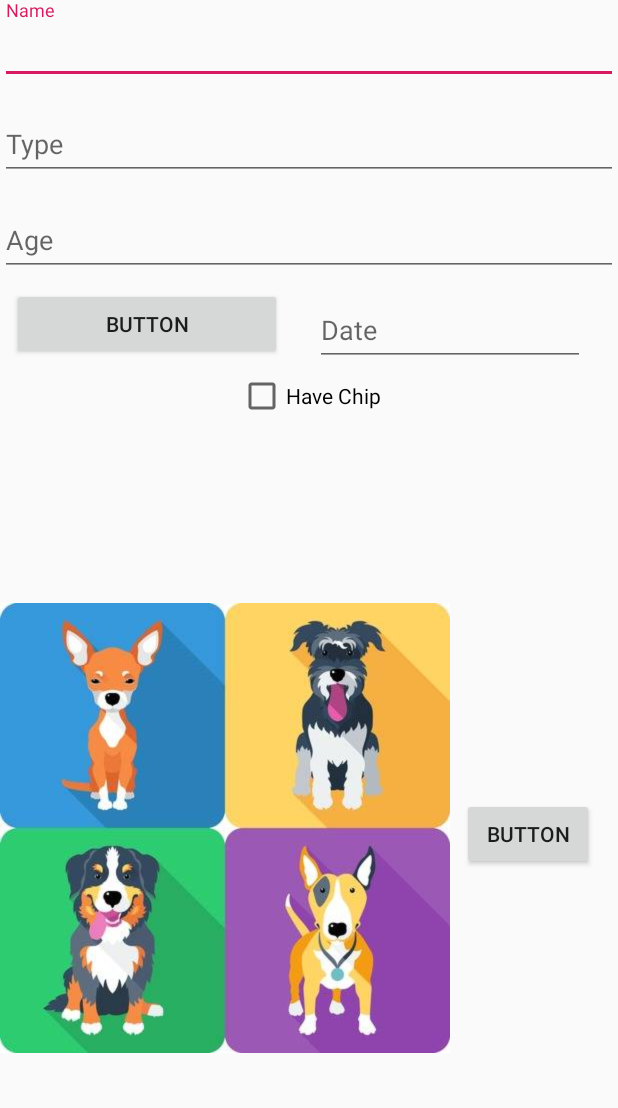
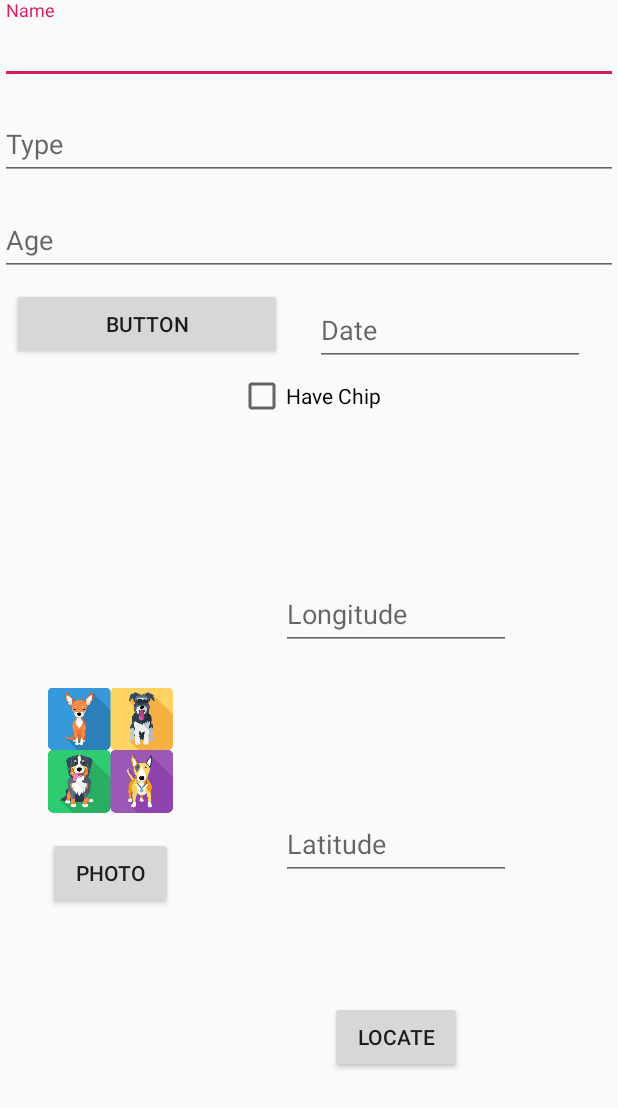
Before and after one commit to garcajuDev/itAcademy-Android_db_room_recyclerView_maps, an Android app: the layout activity_add_animal.xml on its own in the app's theme, with its tools: preview values and no code run, on a phone screen of 412 x 824 dp. Shown: the top 1108 px of the screen. Run offline under Robolectric (Android 15) with nearby library versions, the phone set to English and light mode, and no system bars.

Commit message:
Upload 3 - LastKnown Location in AddAnimalActivity

```diff
--- a/app/src/main/java/com/itacademy/juangarcia/database_animal/View/AddAnimalActivity.java
+++ b/app/src/main/java/com/itacademy/juangarcia/database_animal/View/AddAnimalActivity.java
@@ -1,13 +1,18 @@
 package com.itacademy.juangarcia.database_animal.View;
 
+import android.Manifest;
 import android.app.DatePickerDialog;
 import android.arch.lifecycle.ViewModelProviders;
 import android.content.Intent;;
+import android.content.pm.PackageManager;
 import android.graphics.Bitmap;
 import android.graphics.BitmapFactory;
+import android.location.Location;
 import android.provider.MediaStore;
 import android.support.annotation.NonNull;
 import android.support.annotation.Nullable;
+import android.support.v4.app.ActivityCompat;
+import android.support.v4.content.ContextCompat;
 import android.support.v7.app.AppCompatActivity;
 import android.os.Bundle;
 import android.util.Base64;
@@ -31,6 +36,7 @@ import com.itacademy.juangarcia.database_animal.R;
 import com.itacademy.juangarcia.database_animal.ViewModel.AnimalViewModel;
 
 import java.io.ByteArrayOutputStream;
+import java.security.SecurityPermission;
 import java.util.Calendar;
 import java.util.Objects;;
 
@@ -42,7 +48,8 @@ public class AddAnimalActivity extends AppCompatActivity
     final int CAMERA = 1;
     String photo = "Placeholder String";
     AnimalViewModel animalViewModel;
-    TextView textViewName, textViewType, textViewAge, textViewDate;
+    TextView textViewName, textViewType, textViewAge, textViewDate,
+            textViewLat, textViewLon;
     CheckBox checkBoxChip;
     ImageView imageViewPhoto;
     final Calendar calendar = Calendar.getInstance();
@@ -60,6 +67,8 @@ public class AddAnimalActivity extends AppCompatActivity
         textViewDate = findViewById(R.id.txtDate);
         imageViewPhoto = findViewById(R.id.imgPhoto);
         checkBoxChip = findViewById(R.id.chkboxChip);
+        textViewLat = findViewById(R.id.txtLat);
+        textViewLon = findViewById(R.id.txtLon);
 
         Log.i(TAG, "onCreate: Building the GoogleApiClient");
         mGoogleApiClient = new GoogleApiClient.Builder(this)
@@ -118,6 +127,14 @@ public class AddAnimalActivity extends AppCompatActivity
     @Override
     public void onConnected(@Nullable Bundle bundle) {
         Log.i(TAG, "onConnected: Play services onConnected called");
+
+        int permCheck = ContextCompat.checkSelfPermission(this,
+                Manifest.permission.ACCESS_FINE_LOCATION);
+
+        if (permCheck != PackageManager.PERMISSION_GRANTED) {
+            ActivityCompat.requestPermissions(this,
+                    new String[]{Manifest.permission.ACCESS_FINE_LOCATION}, 1);
+        }
     }
 
     @Override
@@ -130,6 +147,32 @@ public class AddAnimalActivity extends AppCompatActivity
     public void onConnectionFailed(@NonNull ConnectionResult connectionResult) {
         Log.d(TAG, "onConnectionFailed: Connection failed: ConnectionResult.getErrorCode = " +
                 connectionResult.getErrorCode());
+    }
+
+    @Override
+    public void onRequestPermissionsResult(int requestCode, @NonNull String[] permissions, @NonNull int[] grantResults) {
+        if (requestCode == 1) {
+            if (grantResults.length > 0 && grantResults[0] == PackageManager.PERMISSION_GRANTED) {
+            }
+        }
+    }
+
+    private Location getLocation() {
+        try {
+            Location location = LocationServices.FusedLocationApi.getLastLocation(mGoogleApiClient);
+            setLocationFields(location);
+            return location;
+        }catch (SecurityException e){
+            return null;
+        }
+    }
+
+    public void setLocationFields(Location location){
+        Log.d(TAG, "Updating location fields");
+        if (location != null){
+            textViewLat.setText(String.format("%f", location.getLatitude()));
+            textViewLon.setText(String.format("%f", location.getLongitude()));
+        }
     }
 
     //fill the views values with the animal properties to update
@@ -298,4 +341,8 @@ public class AddAnimalActivity extends AppCompatActivity
         byte[] imageAsBytes = Base64.decode(txtphoto.getBytes(), Base64.DEFAULT);
         return BitmapFactory.decodeByteArray(imageAsBytes, 0, imageAsBytes.length);
     }
+
+    public void onLocation(View view) {
+        getLocation();
+    }
 }
--- a/app/src/main/res/layout/activity_add_animal.xml
+++ b/app/src/main/res/layout/activity_add_animal.xml
@@ -71,10 +71,10 @@
         android:layout_height="wrap_content"
         android:layout_marginStart="8dp"
         android:layout_marginTop="8dp"
+        android:onClick="pickDate"
         android:text="Button"
         app:layout_constraintStart_toStartOf="parent"
-        app:layout_constraintTop_toBottomOf="@+id/txtinAge"
-        android:onClick="pickDate"/>
+        app:layout_constraintTop_toBottomOf="@+id/txtinAge" />
 
     <CheckBox
         android:id="@+id/chkboxChip"
@@ -89,29 +89,83 @@
     <ImageView
         android:id="@+id/imgPhoto"
         android:layout_width="0dp"
-        android:layout_height="0dp"
-        android:layout_marginTop="8dp"
-        android:layout_marginEnd="8dp"
-        android:layout_marginBottom="8dp"
-        app:layout_constraintBottom_toBottomOf="parent"
-        app:layout_constraintEnd_toStartOf="@+id/btnCamera"
-        app:layout_constraintStart_toStartOf="parent"
-        app:layout_constraintTop_toBottomOf="@+id/chkboxChip"
-        app:layout_constraintVertical_bias="0.0"
+        android:layout_height="100dp"
+        android:adjustViewBounds="true"
+        app:layout_constraintBottom_toTopOf="@+id/btnCamera"
+        app:layout_constraintEnd_toEndOf="@+id/btnCamera"
+        app:layout_constraintHorizontal_bias="0.5"
+        app:layout_constraintStart_toStartOf="@+id/btnCamera"
+        app:layout_constraintTop_toBottomOf="@+id/btnDate"
+        app:layout_constraintVertical_chainStyle="packed"
         app:srcCompat="@drawable/placeholder" />
 
     <Button
         android:id="@+id/btnCamera"
+        android:layout_width="83dp"
+        android:layout_height="wrap_content"
+        android:layout_marginStart="32dp"
+        android:layout_marginTop="8dp"
+        android:layout_marginBottom="8dp"
+        android:onClick="doPhoto"
+        android:text="Photo"
+        app:layout_constraintBottom_toBottomOf="parent"
+        app:layout_constraintStart_toStartOf="parent"
+        app:layout_constraintTop_toBottomOf="@+id/imgPhoto" />
+
+    <android.support.design.widget.TextInputLayout
+        android:id="@+id/txtinLon"
+        android:layout_width="153dp"
+        android:layout_height="wrap_content"
+        android:layout_marginStart="8dp"
+        android:layout_marginTop="8dp"
+        android:layout_marginEnd="8dp"
+        android:layout_marginBottom="8dp"
+        app:layout_constraintBottom_toTopOf="@+id/txtinLat"
+        app:layout_constraintEnd_toEndOf="parent"
+        app:layout_constraintStart_toEndOf="@+id/imgPhoto"
+        app:layout_constraintTop_toBottomOf="@+id/chkboxChip">
+
+        <android.support.design.widget.TextInputEditText
+            android:id="@+id/txtLon"
+            android:layout_width="match_parent"
+            android:layout_height="wrap_content"
+            android:hint="Longitude" />
+    </android.support.design.widget.TextInputLayout>
+
+    <android.support.design.widget.TextInputLayout
+        android:id="@+id/txtinLat"
+        android:layout_width="153dp"
+        android:layout_height="wrap_content"
+        android:layout_marginStart="8dp"
+        android:layout_marginTop="8dp"
+        android:layout_marginEnd="8dp"
+        android:layout_marginBottom="8dp"
+        app:layout_constraintBottom_toTopOf="@+id/btnLocation"
+        app:layout_constraintEnd_toEndOf="parent"
+        app:layout_constraintStart_toEndOf="@+id/imgPhoto"
+        app:layout_constraintTop_toTopOf="@+id/imgPhoto">
+
+        <android.support.design.widget.TextInputEditText
+            android:id="@+id/txtLat"
+            android:layout_width="match_parent"
+            android:layout_height="wrap_content"
+            android:hint="Latitude" />
+    </android.support.design.widget.TextInputLayout>
+
+    <Button
+        android:id="@+id/btnLocation"
         android:layout_width="wrap_content"
         android:layout_height="wrap_content"
+        android:layout_marginStart="8dp"
         android:layout_marginTop="8dp"
-        android:layout_marginEnd="16dp"
+        android:layout_marginEnd="8dp"
         android:layout_marginBottom="8dp"
-        android:text="Button"
+        android:onClick="onLocation"
+        android:text="Locate"
         app:layout_constraintBottom_toBottomOf="parent"
         app:layout_constraintEnd_toEndOf="parent"
-        app:layout_constraintTop_toTopOf="@+id/imgPhoto"
-        android:onClick="doPhoto"/>
+        app:layout_constraintStart_toEndOf="@+id/imgPhoto"
+        app:layout_constraintTop_toTopOf="@+id/btnCamera" />
 
 
 </android.support.constraint.ConstraintLayout>
```
